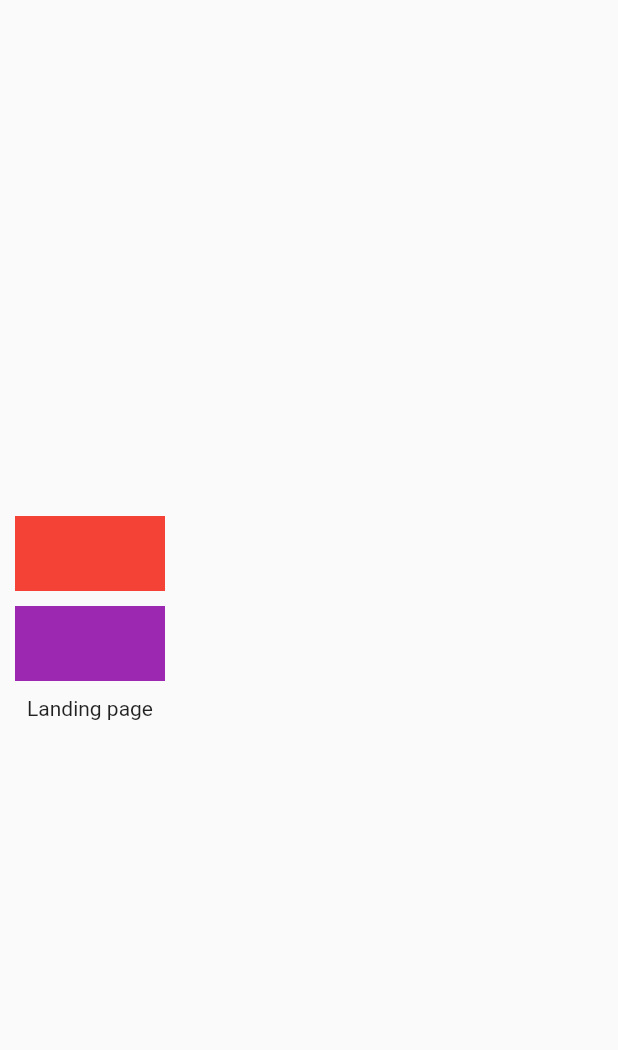
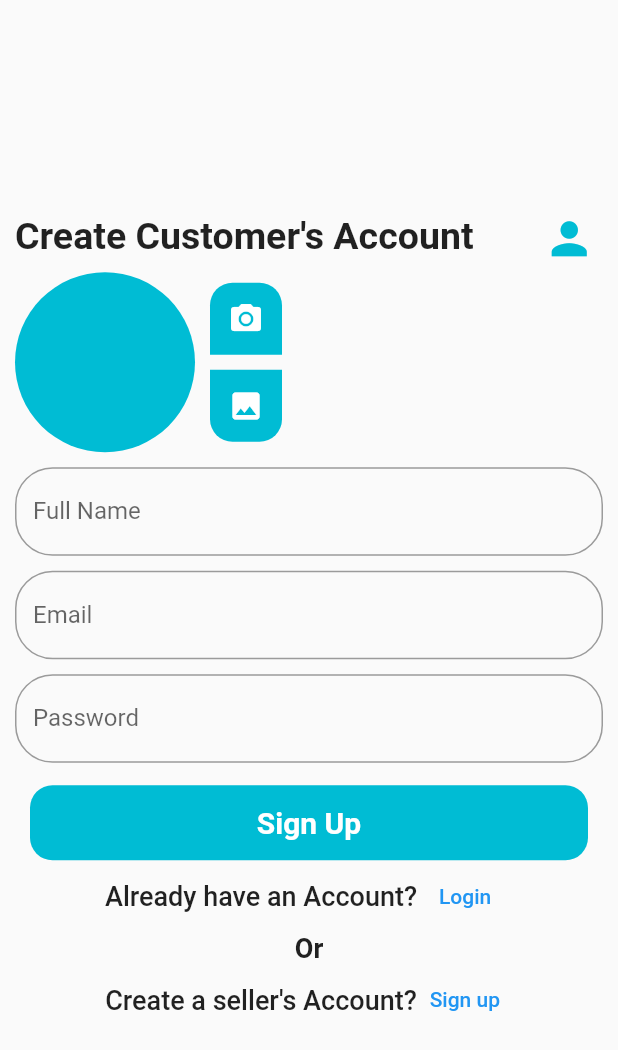
Before and after one commit to mbuguap/Multi-Vendor-Ecommerce, a Flutter app: the screen it shows after launch, on a phone screen of 412 x 824 dp. Shown: the top 1050 px of the screen. Run offline on Flutter 3.47's test engine with Material 2 defaults, Android fonts, the phone set to English and light mode, and no system bars.

Commit message:
customer landing page

```diff
--- a/lib/main.dart
+++ b/lib/main.dart
@@ -1,5 +1,5 @@
 import 'package:flutter/material.dart';
-import 'package:multi_vendor/views/landing_customer_screen.dart';
+import 'package:multi_vendor/views/auth/landing_customer_screen.dart';
 
 void main() {
   runApp(const MyApp());
@@ -12,6 +12,7 @@ class MyApp extends StatelessWidget {
   @override
   Widget build(BuildContext context) {
     return MaterialApp(
+      debugShowCheckedModeBanner: false,
       title: 'Flutter Demo',
       theme: ThemeData(
         primarySwatch: Colors.blue,
--- /dev/null
+++ b/lib/views/auth/landing_customer_screen.dart
@@ -0,0 +1,162 @@
+import 'package:flutter/material.dart';
+
+class LandingCustomerScreen extends StatelessWidget {
+  const LandingCustomerScreen({super.key});
+
+  @override
+  Widget build(BuildContext context) {
+    return Scaffold(
+      body: Padding(
+        padding: const EdgeInsets.all(10.0),
+        child: Center(
+          child: SingleChildScrollView(
+            child: Column(
+              mainAxisAlignment: MainAxisAlignment.center,
+              children: [
+                Row(
+                  mainAxisAlignment: MainAxisAlignment.spaceBetween,
+                  children: [
+                    Text(
+                      "Create Customer's Account",
+                      style: TextStyle(fontSize: 25, fontWeight: FontWeight.bold),
+                    ),
+                    IconButton(
+                        onPressed: () {},
+                        icon: Icon(
+                          Icons.person,
+                          size: 35,
+                          color: Colors.cyan,
+                        ))
+                  ],
+                ),
+                Row(
+                  children: [
+                    CircleAvatar(
+                      radius: 60,
+                      backgroundColor: Colors.cyan,
+                    ),
+                    SizedBox(
+                      width: 10,
+                    ),
+                    Column(
+                      children: [
+                        Container(
+                          decoration: BoxDecoration(
+                              color: Colors.cyan,
+                              borderRadius: BorderRadius.only(
+                                  topLeft: Radius.circular(15),
+                                  topRight: Radius.circular(15))),
+                          child: IconButton(
+                              onPressed: () {},
+                              icon: Icon(
+                                Icons.camera_alt,
+                                color: Colors.white,
+                              )),
+                        ),
+                        SizedBox(
+                          height: 10,
+                        ),
+                        Container(
+                          decoration: BoxDecoration(
+                              color: Colors.cyan,
+                              borderRadius: BorderRadius.only(
+                                  bottomLeft: Radius.circular(15),
+                                  bottomRight: Radius.circular(15))),
+                          child: IconButton(
+                              onPressed: () {},
+                              icon: Icon(
+                                Icons.photo,
+                                color: Colors.white,
+                              )),
+                        )
+                      ],
+                    )
+                  ],
+                ),
+                SizedBox(
+                  height: 10,
+                ),
+                Column(
+                  children: [
+                    TextFormField(
+                      decoration: InputDecoration(
+                          labelText: "Full Name",
+                          hintText: "Enter your full name",
+                          border: OutlineInputBorder(
+                              borderRadius: BorderRadius.circular(25))),
+                    ),
+                    SizedBox(
+                      height: 10,
+                    ),
+                    TextFormField(
+                      decoration: InputDecoration(
+                          labelText: "Email",
+                          hintText: "Enter your email",
+                          border: OutlineInputBorder(
+                              borderRadius: BorderRadius.circular(25))),
+                    ),
+                    SizedBox(
+                      height: 10,
+                    ),
+                    TextFormField(
+                      decoration: InputDecoration(
+                          labelText: "Password",
+                          hintText: "Enter your password",
+                          border: OutlineInputBorder(
+                              borderRadius: BorderRadius.circular(25))),
+                    ),
+                    SizedBox(
+                      height: 15,
+                    ),
+                    Container(
+                      width: MediaQuery.of(context).size.width - 40,
+                      height: 50,
+                      decoration: BoxDecoration(
+                          color: Colors.cyan,
+                          borderRadius: BorderRadius.circular(15)),
+                      child: Center(
+                        child: Text(
+                          'Sign Up',
+                          style: TextStyle(
+                              color: Colors.white,
+                              fontSize: 20,
+                              fontWeight: FontWeight.bold),
+                        ),
+                      ),
+                    ),
+                    Row(
+                      mainAxisAlignment: MainAxisAlignment.center,
+                      children: [
+                        Text(
+                          "Already have an Account?",
+                          style: TextStyle(
+                              fontSize: 18, fontWeight: FontWeight.w500),
+                        ),
+                        TextButton(onPressed: () {}, child: Text('Login'))
+                      ],
+                    ),
+                    Text(
+                      'Or',
+                      style: TextStyle(fontSize: 18, fontWeight: FontWeight.bold),
+                    ),
+                    Row(
+                      mainAxisAlignment: MainAxisAlignment.center,
+                      children: [
+                        Text(
+                          "Create a seller's Account?",
+                          style: TextStyle(
+                              fontSize: 18, fontWeight: FontWeight.w500),
+                        ),
+                        TextButton(onPressed: () {}, child: Text('Sign up'))
+                      ],
+                    ),
+                  ],
+                )
+              ],
+            ),
+          ),
+        ),
+      ),
+    );
+  }
+}
--- a/lib/views/landing_customer_screen.dart
+++ /dev/null
@@ -1,36 +0,0 @@
-import 'package:flutter/material.dart';
-
-class LandingCustomerScreen extends StatelessWidget {
-  const LandingCustomerScreen({super.key});
-
-  @override
-  Widget build(BuildContext context) {
-    return Scaffold(
-      body: Padding(
-        padding: const EdgeInsets.all(10),
-        child: Column(
-          mainAxisAlignment: MainAxisAlignment.center,
-          children: [
-            Container(
-              width: 100,
-              height: 50,
-              color: Colors.red,
-            ),
-            SizedBox(
-              height: 10,
-            ),
-            Container(
-              width: 100,
-              height: 50,
-              color: Colors.purple,
-            ),
-            SizedBox(
-              height: 10,
-            ),
-            Text('Landing page')
-          ],
-        ),
-      ),
-    );
-  }
-}
```
Also changed, not shown: pubspec.yaml (+7 -24 lines), assets/fonts/Merriweather-Bold.ttf (added), assets/fonts/Merriweather-Regular.ttf (added).
